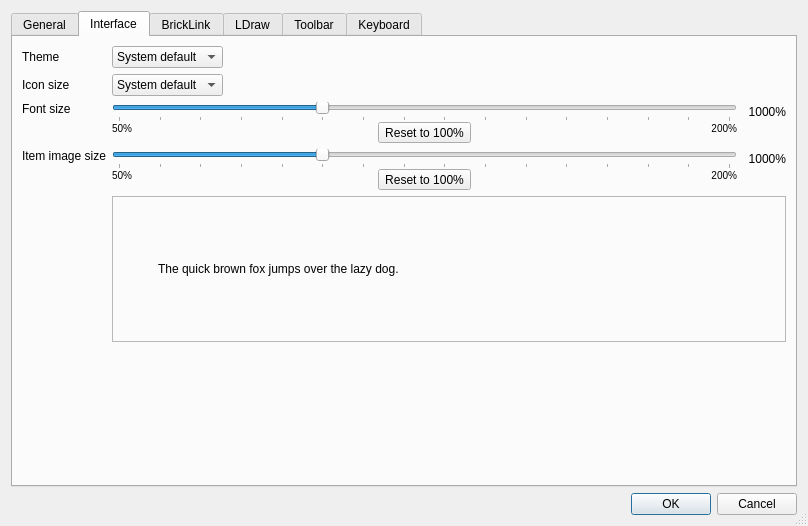
Old version of the form src/desktop/settingsdialog.ui in the repository rgriebl/brickstore.
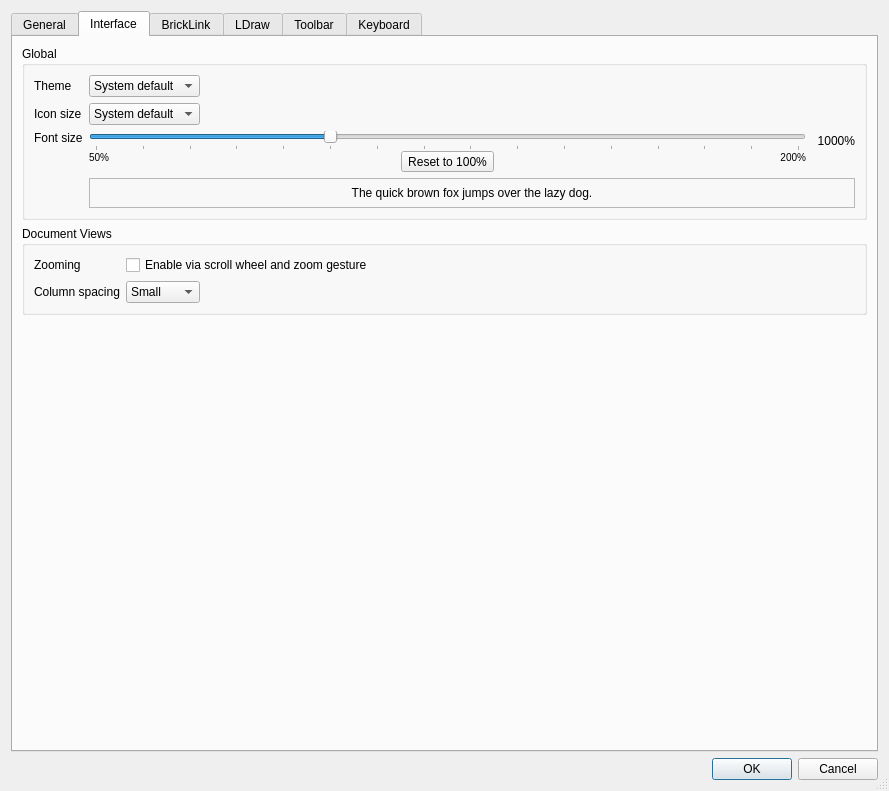
New version of the form. The open tabs and pages were chosen to show the change. Icons and pictures are not drawn.

Commit message:
Revamp document zooming to be browser-like
Ctrl+Wheel or a zoom gesture will now change the zoom level for all
document views in realtime. Zoom in/out/reset is also available via
the View menu.
Ctrl++/Ctrl+- do not work, because + is already mapped to "increase
price" since 2003.

Also, the document column spacing is now configurable.

Closes: #454
Closes: #441

What changed in the file:
```diff
--- a/src/desktop/settingsdialog.ui
+++ b/src/desktop/settingsdialog.ui
@@ -6,8 +6,8 @@
    <rect>
     <x>0</x>
     <y>0</y>
-    <width>808</width>
-    <height>526</height>
+    <width>889</width>
+    <height>791</height>
    </rect>
   </property>
   <property name="windowTitle">
@@ -322,18 +322,24 @@
       <attribute name="title">
        <string>Interface</string>
       </attribute>
-      <layout class="QFormLayout" name="formLayout_5">
+      <layout class="QVBoxLayout" name="verticalLayout_5">
+       <item>
+        <widget class="QGroupBox" name="groupBox_2">
+         <property name="title">
+          <string>Global</string>
+         </property>
+         <layout class="QFormLayout" name="formLayout_4">
        <property name="fieldGrowthPolicy">
         <enum>QFormLayout::ExpandingFieldsGrow</enum>
        </property>
-       <item row="1" column="0">
+          <item row="0" column="0">
         <widget class="QLabel" name="label_23">
          <property name="text">
           <string>Theme</string>
          </property>
         </widget>
        </item>
-       <item row="1" column="1">
+          <item row="0" column="1">
         <widget class="QComboBox" name="w_theme">
          <item>
           <property name="text">
@@ -352,26 +358,14 @@
          </item>
         </widget>
        </item>
-       <item row="2" column="1">
-        <widget class="QComboBox" name="w_icon_size">
-         <item>
+          <item row="1" column="0">
+           <widget class="QLabel" name="label_15">
           <property name="text">
-           <string>System default</string>
-          </property>
-         </item>
-         <item>
-          <property name="text">
-           <string>Small</string>
-          </property>
-         </item>
-         <item>
-          <property name="text">
-           <string>Big</string>
-          </property>
-         </item>
-        </widget>
-       </item>
-       <item row="3" column="0">
+             <string>Icon size</string>
+            </property>
+           </widget>
+          </item>
+          <item row="2" column="0">
         <widget class="QLabel" name="label_14">
          <property name="text">
           <string>Font size</string>
@@ -381,7 +375,7 @@
          </property>
         </widget>
        </item>
-       <item row="3" column="1">
+          <item row="2" column="1">
         <layout class="QGridLayout" name="gridLayout">
          <property name="sizeConstraint">
           <enum>QLayout::SetMaximumSize</enum>
@@ -471,108 +465,11 @@
          </item>
         </layout>
        </item>
-       <item row="4" column="0">
-        <widget class="QLabel" name="label_18">
-         <property name="text">
-          <string>Item image size</string>
-         </property>
-         <property name="alignment">
-          <set>Qt::AlignLeading|Qt::AlignLeft|Qt::AlignTop</set>
-         </property>
-        </widget>
-       </item>
-       <item row="4" column="1">
-        <layout class="QGridLayout" name="gridLayout_2">
-         <property name="horizontalSpacing">
-          <number>11</number>
-         </property>
-         <property name="verticalSpacing">
-          <number>0</number>
-         </property>
-         <item row="0" column="0" colspan="3">
-          <widget class="QSlider" name="w_item_image_size">
-           <property name="sizePolicy">
-            <sizepolicy hsizetype="Expanding" vsizetype="Fixed">
-             <horstretch>10</horstretch>
-             <verstretch>0</verstretch>
-            </sizepolicy>
-           </property>
-           <property name="minimum">
-            <number>5</number>
-           </property>
-           <property name="maximum">
-            <number>20</number>
-           </property>
-           <property name="singleStep">
-            <number>1</number>
-           </property>
-           <property name="pageStep">
-            <number>1</number>
-           </property>
-           <property name="value">
-            <number>10</number>
-           </property>
-           <property name="orientation">
-            <enum>Qt::Horizontal</enum>
-           </property>
-           <property name="tickPosition">
-            <enum>QSlider::TicksBelow</enum>
-           </property>
-           <property name="tickInterval">
-            <number>1</number>
-           </property>
-          </widget>
-         </item>
-         <item row="0" column="3">
-          <widget class="QLabel" name="w_item_image_size_percent">
-           <property name="sizePolicy">
-            <sizepolicy hsizetype="Fixed" vsizetype="Preferred">
-             <horstretch>0</horstretch>
-             <verstretch>0</verstretch>
-            </sizepolicy>
-           </property>
-           <property name="text">
-            <string notr="true">1000%</string>
-           </property>
-           <property name="alignment">
-            <set>Qt::AlignRight|Qt::AlignTrailing|Qt::AlignVCenter</set>
-           </property>
-          </widget>
-         </item>
-         <item row="1" column="0">
-          <widget class="QLabel" name="label_19">
-           <property name="text">
-            <string notr="true">&lt;small&gt;50%&lt;/small&gt;</string>
-           </property>
-           <property name="alignment">
-            <set>Qt::AlignLeading|Qt::AlignLeft|Qt::AlignTop</set>
-           </property>
-          </widget>
-         </item>
-         <item row="1" column="1">
-          <widget class="QToolButton" name="w_item_image_size_reset">
-           <property name="text">
-            <string>Reset to 100%</string>
-           </property>
-          </widget>
-         </item>
-         <item row="1" column="2">
-          <widget class="QLabel" name="label_20">
-           <property name="text">
-            <string notr="true">&lt;small&gt;200%&lt;/small&gt;</string>
-           </property>
-           <property name="alignment">
-            <set>Qt::AlignRight|Qt::AlignTop|Qt::AlignTrailing</set>
-           </property>
-          </widget>
-         </item>
-        </layout>
-       </item>
-       <item row="5" column="1">
-        <widget class="QFrame" name="frame">
+          <item row="3" column="1">
+           <widget class="QLabel" name="w_font_example">
          <property name="sizePolicy">
           <sizepolicy hsizetype="Expanding" vsizetype="Preferred">
-           <horstretch>10</horstretch>
+              <horstretch>0</horstretch>
            <verstretch>0</verstretch>
           </sizepolicy>
          </property>
@@ -582,55 +479,92 @@
          <property name="frameShadow">
           <enum>QFrame::Raised</enum>
          </property>
-         <layout class="QHBoxLayout" name="horizontalLayout_2">
-          <item>
-           <widget class="QLabel" name="w_item_image_example">
-            <property name="sizePolicy">
-             <sizepolicy hsizetype="Fixed" vsizetype="Fixed">
-              <horstretch>0</horstretch>
-              <verstretch>0</verstretch>
-             </sizepolicy>
-            </property>
-            <property name="minimumSize">
-             <size>
-              <width>30</width>
-              <height>120</height>
-             </size>
-            </property>
-            <property name="maximumSize">
-             <size>
-              <width>16777215</width>
-              <height>120</height>
-             </size>
-            </property>
-            <property name="text">
-             <string/>
-            </property>
-            <property name="scaledContents">
-             <bool>false</bool>
-            </property>
-           </widget>
-          </item>
-          <item>
-           <widget class="QLabel" name="w_font_example">
-            <property name="sizePolicy">
-             <sizepolicy hsizetype="Ignored" vsizetype="MinimumExpanding">
-              <horstretch>0</horstretch>
-              <verstretch>0</verstretch>
-             </sizepolicy>
-            </property>
             <property name="text">
              <string>The quick brown fox jumps over the lazy dog.</string>
             </property>
+            <property name="alignment">
+             <set>Qt::AlignCenter</set>
+            </property>
             <property name="wordWrap">
              <bool>true</bool>
             </property>
            </widget>
           </item>
+          <item row="1" column="1">
+           <widget class="QComboBox" name="w_icon_size">
+            <item>
+             <property name="text">
+              <string>System default</string>
+             </property>
+            </item>
+            <item>
+             <property name="text">
+              <string>Small</string>
+             </property>
+            </item>
+            <item>
+             <property name="text">
+              <string>Big</string>
+             </property>
+            </item>
+           </widget>
+          </item>
          </layout>
         </widget>
        </item>
-       <item row="6" column="1">
+       <item>
+        <widget class="QGroupBox" name="groupBox_3">
+         <property name="title">
+          <string>Document Views</string>
+         </property>
+         <layout class="QFormLayout" name="formLayout_5">
+          <property name="fieldGrowthPolicy">
+           <enum>QFormLayout::ExpandingFieldsGrow</enum>
+          </property>
+          <item row="0" column="0">
+           <widget class="QLabel" name="label_19">
+            <property name="text">
+             <string>Zooming</string>
+            </property>
+           </widget>
+          </item>
+          <item row="0" column="1">
+           <widget class="QCheckBox" name="w_wheelZoom">
+            <property name="text">
+             <string>Enable via scroll wheel and zoom gesture</string>
+            </property>
+           </widget>
+          </item>
+          <item row="1" column="0">
+           <widget class="QLabel" name="label_18">
+            <property name="text">
+             <string>Column spacing</string>
+            </property>
+           </widget>
+          </item>
+          <item row="1" column="1">
+           <widget class="QComboBox" name="w_columnSpacing">
+            <item>
+             <property name="text">
+              <string>Small</string>
+             </property>
+            </item>
+            <item>
+             <property name="text">
+              <string>Medium</string>
+             </property>
+            </item>
+            <item>
+             <property name="text">
+              <string>Large</string>
+             </property>
+            </item>
+           </widget>
+          </item>
+         </layout>
+        </widget>
+       </item>
+       <item>
         <spacer name="verticalSpacer_6">
          <property name="orientation">
           <enum>Qt::Vertical</enum>
@@ -646,13 +580,6 @@
          </property>
         </spacer>
        </item>
-       <item row="2" column="0">
-        <widget class="QLabel" name="label_15">
-         <property name="text">
-          <string>Icon size</string>
-         </property>
-        </widget>
-       </item>
       </layout>
      </widget>
      <widget class="QWidget" name="bricklink">
```
Left out of the diff: 5 changed lines with no effect on the pictures. Lines whose indentation alone changed are shown as unchanged. The commit also changes 12 other files.
